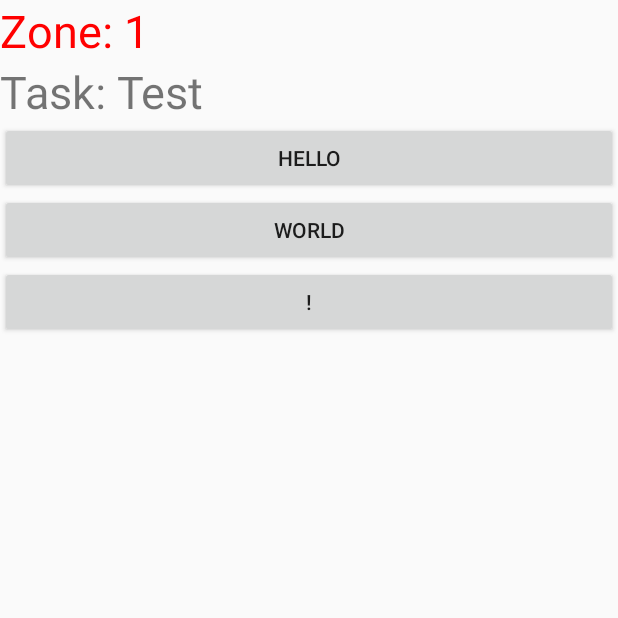
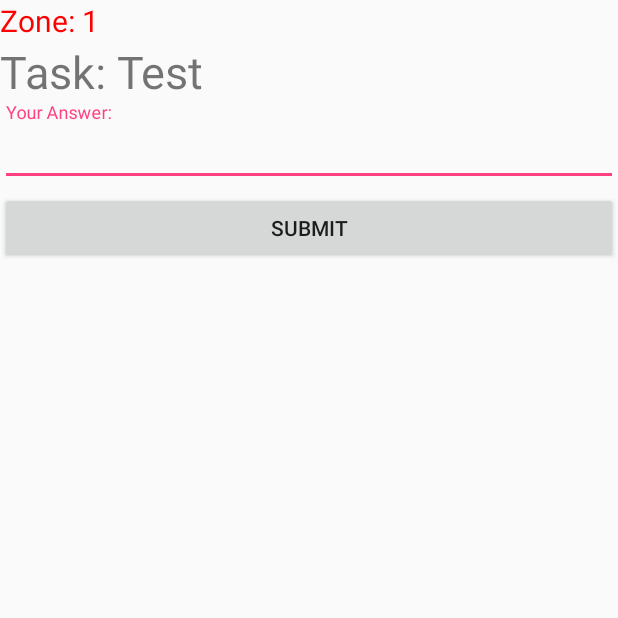
Before and after one commit to yuenj/EPLScavengerHunt, an Android app: the QuestionActivity screen opened directly, with no data from a screen before it, on a phone screen of 412 x 824 dp, the top half of it. Run offline under Robolectric (Android 15) with nearby library versions, the phone set to English and light mode, and no system bars.

Commit message:
Implemted WrittenInput

```diff
--- a/app/build.gradle
+++ b/app/build.gradle
@@ -26,8 +26,9 @@ dependencies {
         exclude group: 'com.android.support', module: 'support-annotations'
     })
     androidTestCompile 'com.google.code.findbugs:jsr305:3.0.1'
+    compile 'com.android.support:design:26.+'
+    compile 'com.android.support:support-v4:26.+'
     compile 'com.android.support:appcompat-v7:26.+'
-    compile 'com.android.support:support-v4:26.+'
     compile 'com.android.support.constraint:constraint-layout:1.0.2'
     compile 'com.estimote:sdk:1.3.0'
     testCompile 'junit:junit:4.12'
--- a/app/src/main/java/com/cmput401f17/eplscavengerhunt/activity/QuestionActivity.java
+++ b/app/src/main/java/com/cmput401f17/eplscavengerhunt/activity/QuestionActivity.java
@@ -5,8 +5,11 @@ import android.graphics.Color;
 import android.os.Bundle;
 import android.support.v7.app.AppCompatActivity;
 import android.support.v7.widget.LinearLayoutCompat;
+import android.view.KeyEvent;
 import android.view.View;
+import android.view.inputmethod.EditorInfo;
 import android.widget.Button;
+import android.widget.EditText;
 import android.widget.TextView;
 import android.widget.Toast;
 
@@ -35,6 +38,7 @@ public class QuestionActivity extends AppCompatActivity {
         TextView zone = (TextView)findViewById(R.id.zone);
         zone.setText("Zone: " + qController.requestZone());
         zone.setTextColor(Color.RED);
+        zone.setTextSize(20);
     }
 
     /**
@@ -52,7 +56,7 @@ public class QuestionActivity extends AppCompatActivity {
         displayPrompt();
 
         /* Get the MC choices */
-         ArrayList<String> choices = new ArrayList<String>();
+         final ArrayList<String> choices = new ArrayList<String>();
          choices.add("Hello");
          choices.add("World");
          choices.add("!");
@@ -72,10 +76,25 @@ public class QuestionActivity extends AppCompatActivity {
                  public void onClick(View view) {
                      Toast.makeText(view.getContext(), "Button clicked index = " + id, Toast.LENGTH_SHORT).show();
 
-                     //TODO: Pass response to Question Controller
+                     //Pass the answer to the controller
+                     qController.requestSubmitResponse(choices.get(id));
                  }
              });
          }
+    }
+
+    /**
+     *  Makes a toast to inform user answer has been received.
+     *  Gets the user input nad changes to string.
+     *  Pass the answer to the controller for further use.
+     *
+     *  @param view, editText
+     */
+    private void writtenAnswerSubmitted(View view, EditText editText) {
+        Toast.makeText(view.getContext(), "Answer Submitted!", Toast.LENGTH_SHORT).show();
+
+
+        qController.requestSubmitResponse(editText.getText().toString());
     }
 
     private void displayWrittenInput(){
@@ -83,6 +102,32 @@ public class QuestionActivity extends AppCompatActivity {
 
         displayZone();
         displayPrompt();
+
+        /* Modified code whose original is from https://developer.android.com/training/keyboard-input/style.html */
+        /* User's keyboard has a send button, which when pressed will submit the answer the user typed in */
+        final EditText editText = (EditText) findViewById(R.id.userAnswer);
+        editText.setOnEditorActionListener(new TextView.OnEditorActionListener() {
+            @Override
+            public boolean onEditorAction(TextView v, int actionId, KeyEvent event) {
+                boolean handled = false;
+
+                /* Answer sent through keyboard send button */
+                if (actionId == EditorInfo.IME_ACTION_SEND) {
+                    writtenAnswerSubmitted(v, editText);
+                    handled = true;
+                }
+
+                return handled;
+            }
+        });
+
+        /* Listens for when button is pressed. When it is pressed, answer is submitted */
+        Button submit = (Button) findViewById(R.id.submit);
+        submit.setOnClickListener(new View.OnClickListener() {
+            public void onClick(View view) {
+                writtenAnswerSubmitted(view, editText);
+            }
+        });
     }
 
     private void displayPicInput(){
@@ -98,8 +143,8 @@ public class QuestionActivity extends AppCompatActivity {
 
         currentQuestion = qController.requestQuestion();
 
-        displayMultChoice();
-        //displayWrittenInput();
+        //displayMultChoice();
+        displayWrittenInput();
         //displayPicInput();
 
     }
--- a/app/src/main/res/layout/activity_written_input.xml
+++ b/app/src/main/res/layout/activity_written_input.xml
@@ -18,4 +18,26 @@
         android:text="@string/question_temp_text"
         android:textSize="30sp"/>
 
+    <android.support.design.widget.TextInputLayout
+        android:id="@+id/userAnswerWrapper"
+        android:layout_width="match_parent"
+        android:layout_height="wrap_content">
+
+        <EditText
+            android:id="@+id/userAnswer"
+            android:layout_width="match_parent"
+            android:layout_height="wrap_content"
+            android:inputType= "textAutoCorrect"
+            android:hint="@string/user_answer"
+            android:imeOptions="actionSend"/>
+
+    </android.support.design.widget.TextInputLayout>
+
+    <Button
+        android:id="@+id/submit"
+        android:layout_marginTop="4dp"
+        android:layout_width="match_parent"
+        android:layout_height="wrap_content"
+        android:text="@string/submit"/>
+
 </android.support.v7.widget.LinearLayoutCompat>
--- a/app/src/main/res/values/strings.xml
+++ b/app/src/main/res/values/strings.xml
@@ -8,6 +8,9 @@
     <string name="goto_congratulationsActivity_text">goto CongratulationsActivity</string>
     <string name="goto_resultsActivity_text">goto ResultsActivity</string>
     <string name="question_temp_text">Temporary Text</string>
+    <string name="user_answer">Your Answer:</string>
+    <string name="submit">Submit</string>
+
 
 
 
```
Also changed, not shown: app/src/main/java/com/cmput401f17/eplscavengerhunt/controller/QuestionController.java (+8 -4 lines).
